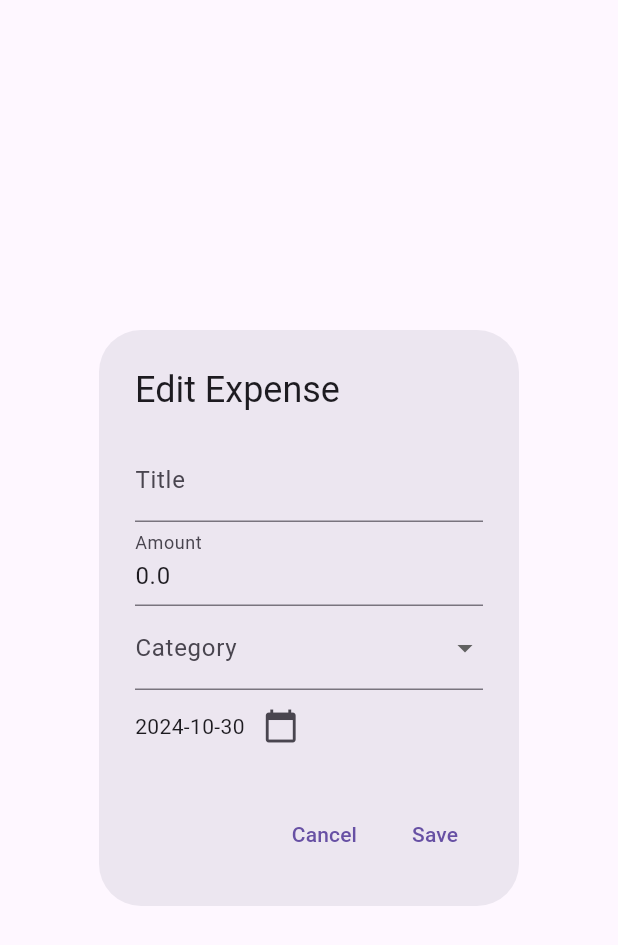
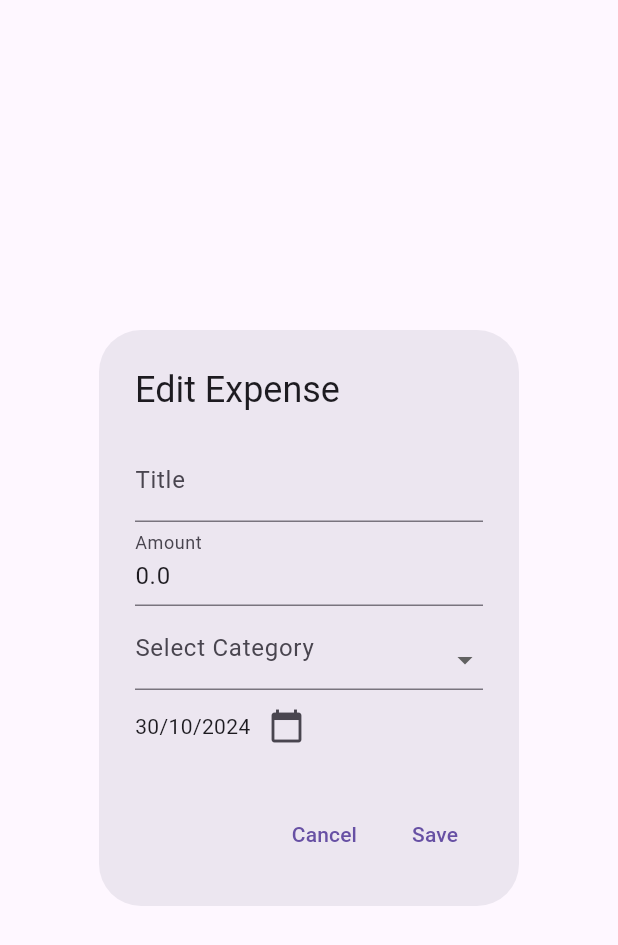
Before and after one commit to MartinChungCy/altech_flutter_coding_assessment, a Flutter app: the EditExpenseDialog widget shown alone on an empty page, opened directly with empty values, on a phone screen of 412 x 824 dp. Shown: the top 945 px of the screen. Run offline on Flutter 3.47's test engine with Material 3 defaults, Android fonts, the light colour scheme and no system bars; our stand-ins replace dropdown_button2, equatable, flutter_bloc, shared_preferences; accounts and stored records are empty.

Commit message:
- refactor edit expense dialog

```diff
--- a/lib/edit_expense_dialog.dart
+++ b/lib/edit_expense_dialog.dart
@@ -1,5 +1,7 @@
+import 'package:dropdown_button2/dropdown_button2.dart';
 import 'package:flutter/material.dart';
 import 'package:flutter_bloc/flutter_bloc.dart';
+import 'package:intl/intl.dart';
 import 'bloc/expense_bloc.dart';
 import 'bloc/expense_event.dart';
 import 'bloc/expense_item.dart';
@@ -7,6 +9,9 @@ import 'bloc/expense_item.dart';
 class EditExpenseDialog extends StatefulWidget {
   final ExpenseItem expense;
   final int index;
+
+  static DateTime firstDate = DateTime(2020);
+  static DateTime lastDate = DateTime(2100);
 
   const EditExpenseDialog(
       {super.key, required this.expense, required this.index});
@@ -16,14 +21,11 @@ class EditExpenseDialog extends StatefulWidget {
 }
 
 class EditExpenseDialogState extends State<EditExpenseDialog> {
-  static DateTime firstDate = DateTime(2020);
-  static DateTime lastDate = DateTime(2100);
-
   late TextEditingController _titleController;
   late TextEditingController _amountController;
   late String _selectedCategory;
   final GlobalKey<FormState> _formKey = GlobalKey<FormState>();
-  DateTime? _selectedDate;
+  late DateTime _selectedDate;
 
   @override
   void initState() {
@@ -47,8 +49,8 @@ class EditExpenseDialogState extends State<EditExpenseDialog> {
     final DateTime? picked = await showDatePicker(
         context: context,
         initialDate: initialDate,
-        firstDate: firstDate,
-        lastDate: lastDate);
+        firstDate: EditExpenseDialog.firstDate,
+        lastDate: EditExpenseDialog.lastDate);
     if (picked != null && picked != initialDate) {
       setState(() {
         _selectedDate = picked;
@@ -61,11 +63,10 @@ class EditExpenseDialogState extends State<EditExpenseDialog> {
       final String title = _titleController.text;
       final double amount = double.tryParse(_amountController.text) ?? 0.0;
       final ExpenseItem updatedExpense = widget.expense.copyWith(
-        title: title,
-        amount: amount,
-        category: _selectedCategory,
-        date: _selectedDate ?? DateTime.now(),
-      );
+          title: title,
+          amount: amount,
+          category: _selectedCategory,
+          date: _selectedDate ?? DateTime.now());
       context
           .read<ExpenseBloc>()
           .add(UpdateExpenseEvent(widget.index, updatedExpense));
@@ -73,77 +74,34 @@ class EditExpenseDialogState extends State<EditExpenseDialog> {
     }
   }
 
-  String? _validateTitle(String? value) {
-    if (value == null || value.isEmpty) {
-      return 'Please enter a title';
-    }
+  String? _validateTitle(String? value) =>
+      isEmptyOrNull(value) ? 'Please enter a title' : null;
+
+  String? _validateAmount(String? value) {
+    if (isEmptyOrNull(value)) return 'Please enter an amount';
+    if (double.tryParse(value!) == null) return 'Please enter a valid number';
     return null;
   }
 
-  String? _validateAmount(String? value) {
-    if (value == null || value.isEmpty) {
-      return 'Please enter an amount';
-    }
-    if (double.tryParse(value) == null) {
-      return 'Please enter a valid number';
-    }
-    return null;
-  }
+  String? _validateCategory(String? value) =>
+      isEmptyOrNull(value) ? 'Please select a category' : null;
 
-  String? _validateCategory(String? value) {
-    if (value == null || value.isEmpty) {
-      return 'Please select a category';
-    }
-    return null;
-  }
+  bool isEmptyOrNull(String? value) => value == null || value.isEmpty;
 
   @override
   Widget build(BuildContext context) {
     return AlertDialog(
+      scrollable: true,
       title: const Text('Edit Expense'),
       content: Form(
         key: _formKey,
         child: Column(
           mainAxisSize: MainAxisSize.min,
           children: [
-            TextFormField(
-              controller: _titleController,
-              decoration: const InputDecoration(labelText: 'Title'),
-              validator: _validateTitle,
-            ),
-            TextFormField(
-              controller: _amountController,
-              decoration: const InputDecoration(labelText: 'Amount'),
-              keyboardType: TextInputType.number,
-              validator: _validateAmount,
-            ),
-            DropdownButtonFormField<String>(
-              value: _selectedCategory,
-              decoration: const InputDecoration(labelText: 'Category'),
-              items: categories.map((String category) {
-                return DropdownMenuItem<String>(
-                  value: category,
-                  child: Text(category),
-                );
-              }).toList(),
-              onChanged: (newValue) {
-                setState(() {
-                  _selectedCategory = newValue!;
-                });
-              },
-              validator: _validateCategory,
-            ),
-            Row(
-              children: [
-                Text(_selectedDate != null
-                    ? _selectedDate!.toLocal().toString().split(' ')[0]
-                    : 'No date selected'),
-                IconButton(
-                  icon: const Icon(Icons.calendar_today),
-                  onPressed: () => _pickDate(context),
-                ),
-              ],
-            ),
+            _buildTitleField(),
+            _buildAmountField(),
+            _buildCategoryDropdown(),
+            _buildDatePickerRow(context),
           ],
         ),
       ),
@@ -159,4 +117,62 @@ class EditExpenseDialogState extends State<EditExpenseDialog> {
       ],
     );
   }
+
+  TextFormField _buildTitleField() {
+    return TextFormField(
+      controller: _titleController,
+      decoration: const InputDecoration(labelText: 'Title'),
+      validator: _validateTitle,
+    );
+  }
+
+  TextFormField _buildAmountField() {
+    return TextFormField(
+      controller: _amountController,
+      decoration: const InputDecoration(labelText: 'Amount'),
+      keyboardType: TextInputType.number,
+      validator: _validateAmount,
+    );
+  }
+
+  DropdownButtonFormField2<String> _buildCategoryDropdown() {
+    return DropdownButtonFormField2<String>(
+      value: _selectedCategory,
+      decoration: const InputDecoration(
+        labelText: 'Select Category',
+      ),
+      dropdownStyleData: DropdownStyleData(
+        decoration: BoxDecoration(
+          borderRadius: BorderRadius.circular(15),
+        ),
+      ),
+      items: categories.map((String category) {
+        return DropdownMenuItem<String>(
+          value: category,
+          child: Text(category),
+        );
+      }).toList(),
+      onChanged: (newValue) {
+        setState(() {
+          _selectedCategory = newValue!;
+        });
+      },
+      validator: _validateCategory,
+    );
+  }
+
+  Row _buildDatePickerRow(BuildContext context) {
+    return Row(
+      children: [
+        Text(
+          // _selectedDate!.toLocal().toString().split(' ')[0],
+          DateFormat('dd/MM/yyyy').format(_selectedDate),
+        ),
+        IconButton(
+          icon: const Icon(Icons.calendar_today),
+          onPressed: () => _pickDate(context),
+        ),
+      ],
+    );
+  }
 }
```
